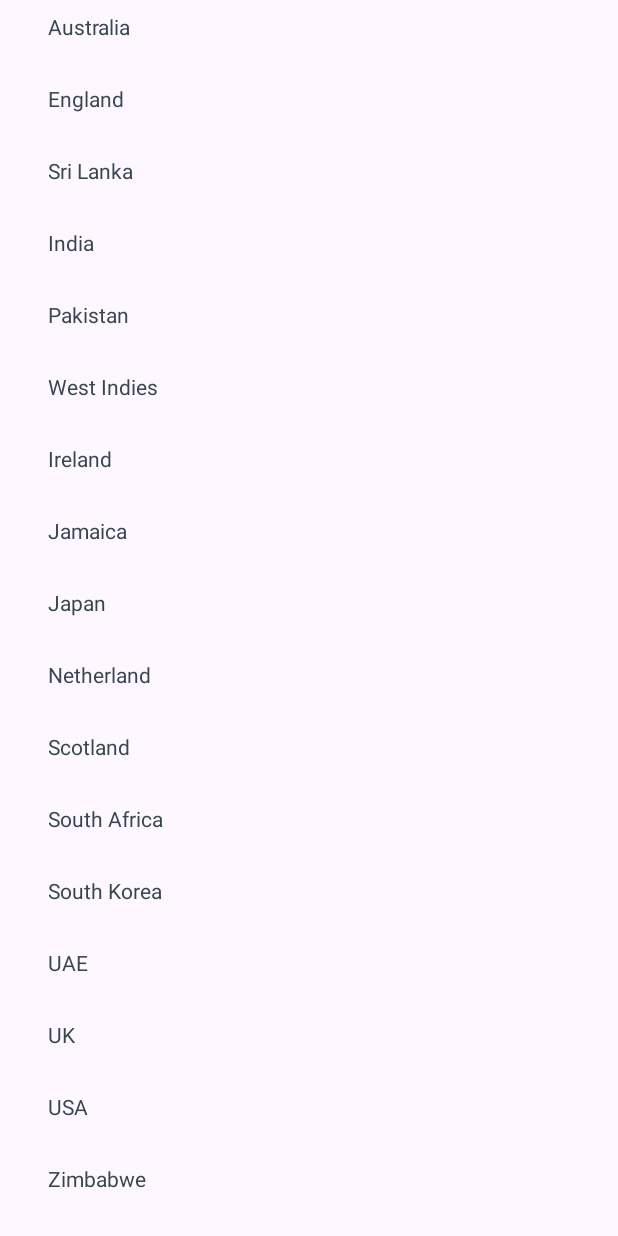
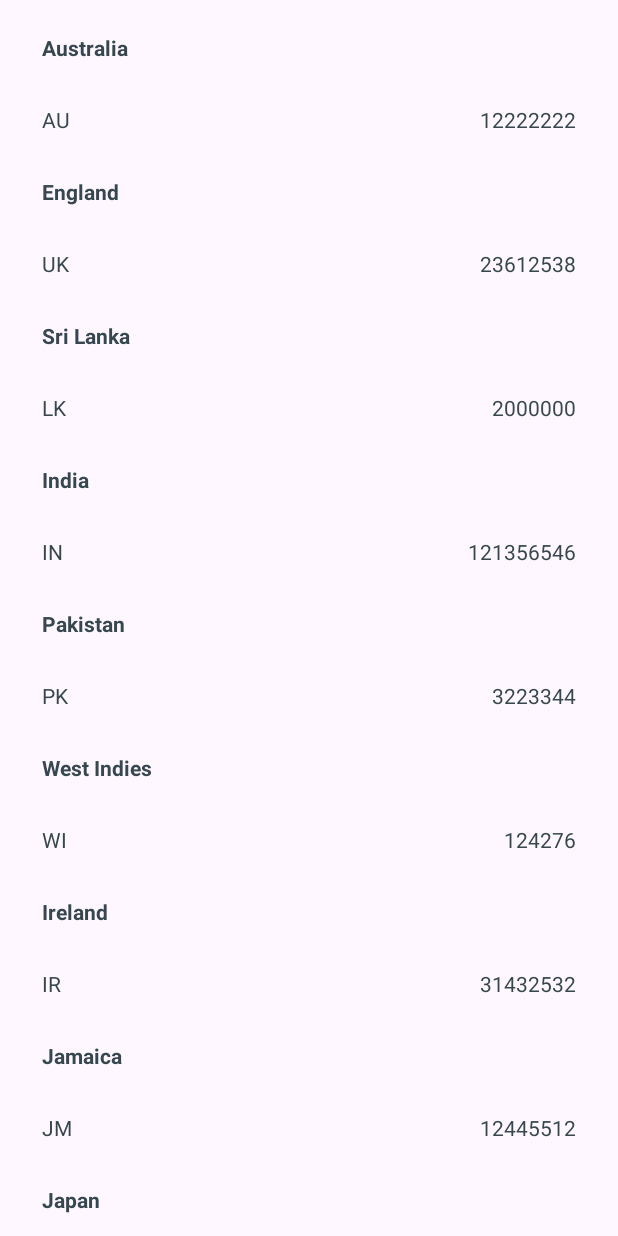
Before and after one commit to SurithFernand/CSCI22072-LabSheets, an Android app: the screen it shows after launch (MainActivity), on a phone screen of 412 x 824 dp. Run offline under Robolectric (Android 15) with nearby library versions, the phone set to English and light mode, and no system bars.

Commit message:
First view of the Extended Recycler List View

```diff
--- a/app/src/main/java/com/example/lister/activities/MainActivity.kt
+++ b/app/src/main/java/com/example/lister/activities/MainActivity.kt
@@ -8,7 +8,8 @@ import androidx.core.view.WindowInsetsCompat
 import androidx.recyclerview.widget.LinearLayoutManager
 import androidx.recyclerview.widget.RecyclerView
 import com.example.lister.R
-import com.example.lister.adapters.CustomAdapter
+import com.example.lister.adapters.CountryListAdapter
+import com.example.lister.model.Country
 
 class MainActivity : AppCompatActivity() {
     override fun onCreate(savedInstanceState: Bundle?) {
@@ -26,10 +27,46 @@ class MainActivity : AppCompatActivity() {
         // Assign layout manager
         recyclerView.layoutManager = LinearLayoutManager(this)
         // Setup data and adapter
-        val countryList = mutableListOf<String>("Australia", "England", "Sri Lanka",
-            "India", "Pakistan", "West Indies", "Ireland", "Jamaica", "Japan", "Netherland",
-            "Scotland", "South Africa", "South Korea", "UAE", "UK", "USA", "Zimbabwe")
-        recyclerView.adapter = CustomAdapter(countryList)
+        val countryList = mutableListOf<Country>(
+            Country("Australia" ,"AU", 12222222),
+            Country("England", "UK", 23612538),
+            Country("Sri Lanka", "LK", 2000000),
+            Country("India", "IN", 121356546),
+            Country("Pakistan", "PK", 3223344),
+            Country("West Indies", "WI", 124276),
+            Country("Ireland", "IR", 31432532),
+            Country("Jamaica", "JM", 12445512),
+            Country("Japan", "JA" , 121344),
+            Country("Netherland", "NL", 134466),
+            Country("Scotland", "SC", 23423467),
+            Country("South Africa", "SA", 365487),
+            Country("South Korea", "SK", 456363),
+            Country("UAE", "UA", 346764189),
+            Country("USA", "US", 2352874),
+            Country("Zimbabwe", "ZI", 541796189),
+            Country("Mexico", "MX", 33333333),
+            Country("Bangladesh", "BA", 2352874),
+            Country("Nepal", "NP", 34333333)
+        )
+        recyclerView.adapter = CountryListAdapter(countryList)
 
     }
+
+//    override fun onCountryClick(country: Country) {
+//        // Move to country detail view with info from selection
+//        val intent = Intent(this, CountryDetailActivity::class.java)
+//        intent.putExtra("EXTRA_COUNTRY", country)
+//        resultLauncher.launch(intent)
+//    }
+//
+//    // country detail activity launcher to handle results
+//    var resultLauncher = registerForActivityResult(ActivityResultContracts.StartActivityForResult()){
+//            result ->
+//        if (result.resultCode == Activity.RESULT_OK){
+//            //There's a valid result
+//            Log.d(TAG, "Country Marked!")
+//            val toast = Toast.makeText(this, getString(R.string.country_marked), Toast.LENGTH_SHORT)
+//            toast.show()
+//        }
+//    }
 }
--- a/app/src/main/java/com/example/lister/adapters/CustomAdapter.kt
+++ b/app/src/main/java/com/example/lister/adapters/CountryListAdapter.kt
@@ -6,12 +6,16 @@ import android.view.ViewGroup
 import android.widget.TextView
 import androidx.recyclerview.widget.RecyclerView
 import com.example.lister.R
+import com.example.lister.model.Country
 
-class CustomAdapter(private val mList: List<String>) : RecyclerView.Adapter<CustomAdapter.ViewHolder>(){
+class CountryListAdapter(private val mList: List<Country>) : RecyclerView.Adapter<CountryListAdapter.ViewHolder>(){
     // Holds the view for an item
     class  ViewHolder(itemView: View): RecyclerView.ViewHolder(itemView){
         // Get references to elements in our list item
         val titleTextView = itemView.findViewById<TextView>(R.id.title_text_view)
+        val codeTextView = itemView.findViewById<TextView>(R.id.code_text_view)
+        val populationTextView = itemView.findViewById<TextView>(R.id.population_text_view)
+
     }
 
     override fun onCreateViewHolder(parent: ViewGroup, viewType: Int): ViewHolder {
@@ -23,7 +27,13 @@ class CustomAdapter(private val mList: List<String>) : RecyclerView.Adapter<Cust
     override fun onBindViewHolder(holder: ViewHolder, position: Int) {
         // Update individual list items content
         val country = mList[position]
-        holder.titleTextView.text = country
+        holder.titleTextView.text = country.name
+        holder.codeTextView.text = country.code
+        holder.populationTextView.text = country.population.toString()
+//        holder.itemView.setOnClickListener(View.OnClickListener {
+//            val country = mList[position]
+//            mListener.onCountryClick(country)
+//        })
     }
 
     override fun getItemCount(): Int {
--- /dev/null
+++ b/app/src/main/java/com/example/lister/model/Country.kt
@@ -0,0 +1,9 @@
+package com.example.lister.model
+
+import java.io.Serializable
+
+class Country (val name: String, val code: String, val population: Int) : Serializable{
+    var languagees: List<String> = mutableListOf<String>()
+    var description: String = ""
+    var marked: Boolean = false
+}
--- a/app/src/main/res/layout/list_item.xml
+++ b/app/src/main/res/layout/list_item.xml
@@ -2,13 +2,42 @@
 <LinearLayout xmlns:android="http://schemas.android.com/apk/res/android"
     android:layout_width="match_parent"
     android:layout_height="@dimen/list_item_height"
+    style="@style/ListItemStyle"
     android:orientation="vertical">
 
     <TextView
         android:id="@+id/title_text_view"
         style="@style/TextViewStyle"
+        android:gravity="center_vertical"
         android:layout_width="match_parent"
-        android:layout_height="match_parent">
+        android:layout_height="@dimen/list_row_height"
+        android:textStyle="bold">
     </TextView>
 
+    <LinearLayout
+        android:layout_width="match_parent"
+        android:layout_height="@dimen/list_row_height"
+        android:orientation="horizontal">
+
+        <TextView
+            android:id="@+id/code_text_view"
+            style="@style/TextViewStyle"
+            android:layout_width="0dp"
+            android:layout_height="match_parent"
+            android:layout_weight="1"
+            android:gravity="center_vertical">
+        </TextView>
+
+        <TextView
+            android:id="@+id/population_text_view"
+            style="@style/TextViewStyle"
+            android:layout_width="0dp"
+            android:layout_height="match_parent"
+            android:layout_weight="2"
+            android:gravity="center_vertical|end">
+
+        </TextView>
+
+    </LinearLayout>
+
 </LinearLayout>
--- a/app/src/main/res/values/dimens.xml
+++ b/app/src/main/res/values/dimens.xml
@@ -2,6 +2,12 @@
 <resources>
     <dimen name="app_horizontal_margin">16dp</dimen>
     <dimen name="app_vertical_margin">8dp</dimen>
+    <dimen name="text_margin">4dp</dimen>
+    <dimen name="list_item_padding">8dp</dimen>
     <dimen name="primary_text_size">14sp</dimen>
-    <dimen name="list_item_height">48dp</dimen>
+    <dimen name="list_item_height">96dp</dimen>
+    <dimen name="list_row_height">48dp</dimen>
+    <dimen name="entry_height">32dp</dimen>
+    <dimen name="button_vertical_margin">24dp</dimen>
+    <dimen name="button_height">56dp</dimen>
 </resources>
--- a/app/src/main/res/values/themes.xml
+++ b/app/src/main/res/values/themes.xml
@@ -10,7 +10,14 @@
     <style name="TextViewStyle">
         <item name="android:textColor">@color/primaryTextColor</item>
         <item name="android:textSize">@dimen/primary_text_size</item>
-        <item name="android:layout_marginStart">@dimen/app_horizontal_margin</item>
-        <item name="android:layout_marginEnd">@dimen/app_horizontal_margin</item>
+        <item name="android:layout_marginStart">@dimen/text_margin</item>
+        <item name="android:layout_marginEnd">@dimen/text_margin</item>
     </style>
+
+    <style name="ListItemStyle">
+        <item name="android:paddingStart">@dimen/list_item_padding</item>
+        <item name="android:paddingEnd">@dimen/list_item_padding</item>
+        <item name="android:background">?attr/selectableItemBackground</item>
+    </style>
+
 </resources>
```
